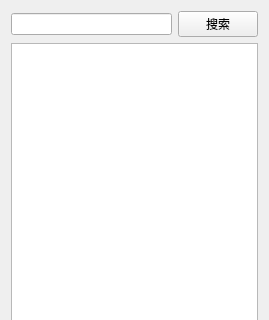
Above: MainForm/RealVideo/CarSidebar/carsidebar.ui from happyxiaotao/video_pc_tmp before the change; both pictures show x 0 to 269 and y 0 to 320 of the 269 by 623 pixel window. Below: the same form after it.
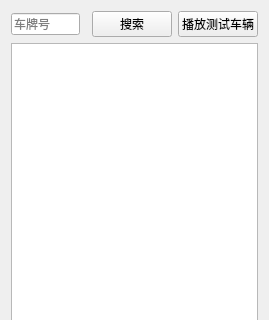
That is the form after the change.

Patch:
```diff
--- a/MainForm/RealVideo/CarSidebar/carsidebar.ui
+++ b/MainForm/RealVideo/CarSidebar/carsidebar.ui
@@ -14,17 +14,28 @@
    <string>Form</string>
   </property>
   <layout class="QGridLayout" name="gridLayout">
-   <item row="0" column="0">
-    <widget class="QLineEdit" name="lineEdit_search_input"/>
-   </item>
-   <item row="0" column="1">
+   <item row="0" column="2">
     <widget class="QPushButton" name="pushButton_search">
      <property name="text">
       <string>搜索</string>
      </property>
     </widget>
    </item>
-   <item row="1" column="0" colspan="2">
+   <item row="0" column="0">
+    <widget class="QLineEdit" name="lineEdit_search_input">
+     <property name="placeholderText">
+      <string>车牌号</string>
+     </property>
+    </widget>
+   </item>
+   <item row="0" column="3">
+    <widget class="QPushButton" name="pushButton">
+     <property name="text">
+      <string>播放测试车辆</string>
+     </property>
+    </widget>
+   </item>
+   <item row="2" column="0" colspan="4">
     <widget class="QTreeWidget" name="treeWidget_car">
      <property name="sizeAdjustPolicy">
       <enum>QAbstractScrollArea::AdjustIgnored</enum>
```
